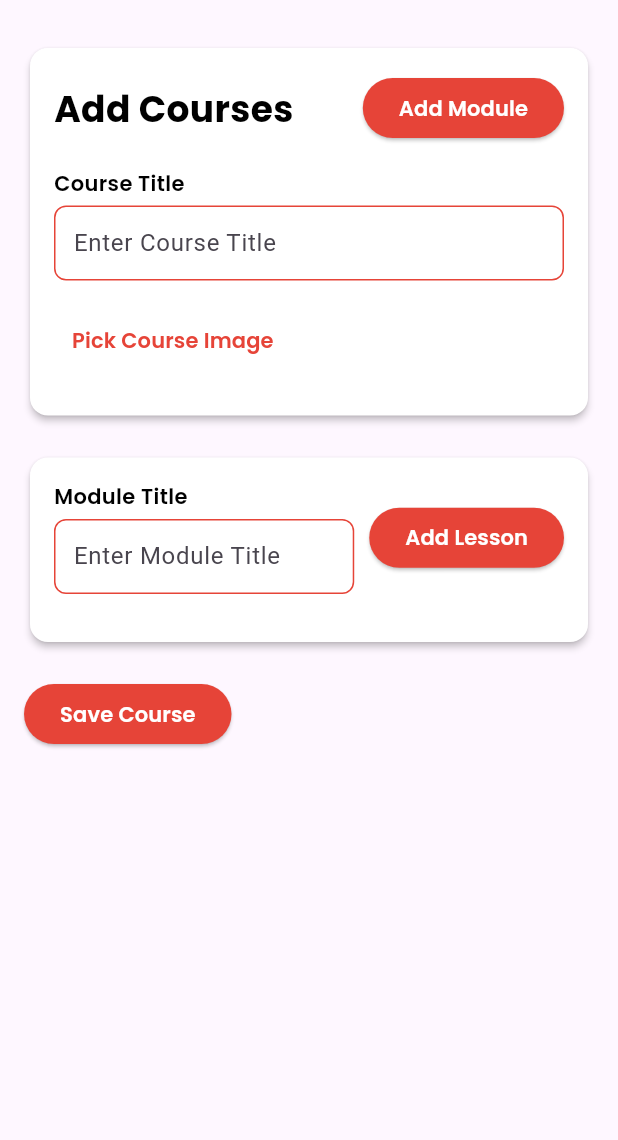
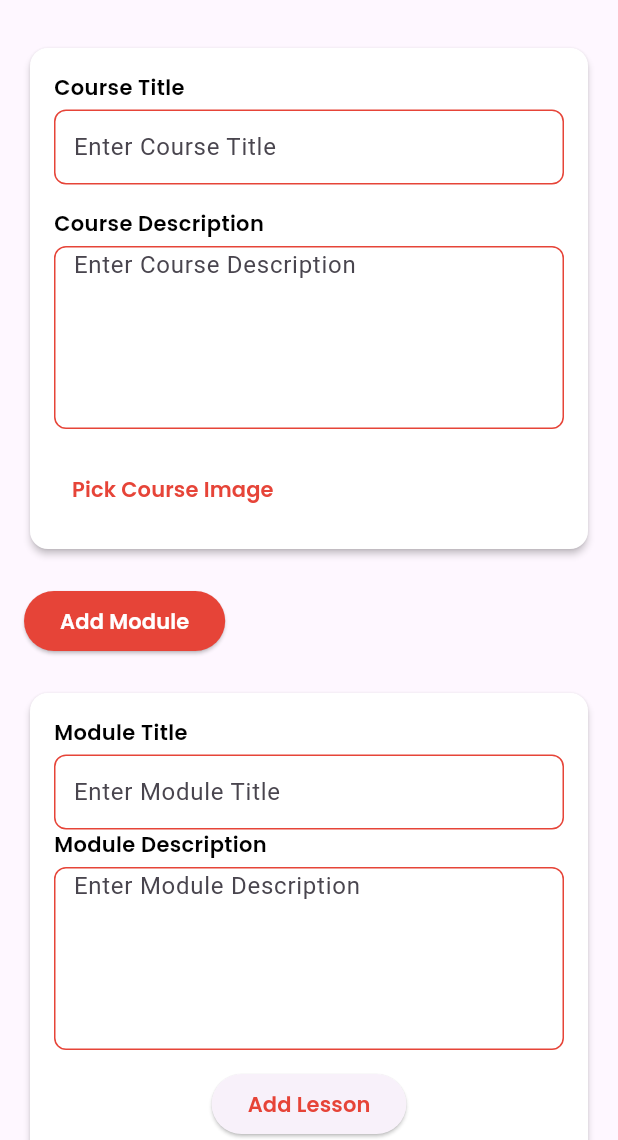
Before and after one commit to ba138/student_managment_system, a Flutter app: the AddCourseDialog screen opened directly, after a tap on "Add Module", on a phone screen of 412 x 824 dp, the part 96-1236 px from its top. Run offline on Flutter 3.47's test engine with Material 3 defaults, Android fonts, the phone set to English and light mode, and no system bars; our stand-ins replace cloud_firestore, file_picker, firebase_core, firebase_storage, get, google_fonts; missing offline and left inert: dart:html; accounts and stored records are empty.

Commit message:
changes to add image and course description to firebase

```diff
--- a/lib/Controllers/course_controller.dart
+++ b/lib/Controllers/course_controller.dart
@@ -15,6 +15,8 @@ class CourseController {
       // Add the course data to the "Courses" collection
       await _firestore.collection("Courses").doc(courseId).set({
         "courseName": course.courseTitle,
+        "courseImage": course.imageUrl,
+        "courseDescription": course.courseDescription,
         "courseId": courseId, // Store the unique course ID
       });
 
--- a/lib/Model/course_model.dart
+++ b/lib/Model/course_model.dart
@@ -1,12 +1,15 @@
 class Courses {
   final String courseTitle;
   final List<ModuleModel> modules;
-  final String? imageUrl; // Optional field for the course image URL
+  final String imageUrl;
+  final String courseDescription;
+  // Optional field for the course image URL
 
   Courses({
     required this.courseTitle,
     required this.modules,
-    this.imageUrl, // Default to null if no image is provided
+    required this.imageUrl,
+    required this.courseDescription, // Default to null if no image is provided
   });
 
   Map<String, dynamic> toMap() {
@@ -20,16 +23,19 @@ class Courses {
 
 class ModuleModel {
   final String moduleTitle;
+  final String description; // Required description field for the module
   final List<LessonModel> lessons;
 
   ModuleModel({
     required this.moduleTitle,
+    required this.description, // Now required
     required this.lessons,
   });
 
   Map<String, dynamic> toMap() {
     return {
       "moduleTitle": moduleTitle,
+      "description": description, // Add description to the map
       "lessons": lessons.map((lesson) => lesson.toMap()).toList(),
     };
   }
--- a/lib/Utills/add_course_dialog.dart
+++ b/lib/Utills/add_course_dialog.dart
@@ -1,11 +1,13 @@
+import 'dart:typed_data';
 import 'package:file_picker/file_picker.dart';
 import 'package:flutter/foundation.dart';
 import 'package:flutter/material.dart';
 import 'package:get/get.dart';
 import 'package:google_fonts/google_fonts.dart';
-import 'package:student_managment_system/Utills/colors.dart';
+import 'package:firebase_storage/firebase_storage.dart';
 import '../Controllers/course_controller.dart';
 import '../Model/course_model.dart';
+import '../Utills/colors.dart';
 import 'header.dart';
 import 'responsive.dart';
 import 'side_menu.dart';
@@ -19,19 +21,22 @@ class AddCourseDialog extends StatefulWidget {
 
 class _AddCourseDialogState extends State<AddCourseDialog> {
   TextEditingController courseController = TextEditingController();
+  TextEditingController courseDescriptionController =
+      TextEditingController(); // New course description
   RxBool isLoading = false.obs;
 
-  // List of modules with lessons
   List<Map<String, dynamic>> modules = [];
 
-  Uint8List? imageBytes; // For holding the image data
-  String? fileName; // For holding the image file name
+  Uint8List? imageBytes;
+  String? fileName;
+  String? imageUrl; // Store Firebase image URL
 
   void _addModule() {
     setState(() {
       modules.add({
-        "moduleTitle": TextEditingController(), // Controller for module title
-        "lessons": [], // List of lessons in the module
+        "moduleTitle": TextEditingController(),
+        "moduleDescription": TextEditingController(),
+        "lessons": [],
       });
     });
   }
@@ -39,33 +44,39 @@ class _AddCourseDialogState extends State<AddCourseDialog> {
   void _addLesson(int moduleIndex) {
     setState(() {
       modules[moduleIndex]["lessons"].add({
-        "lessonTitle": TextEditingController(), // Controller for lesson title
-        "lessonDescription": TextEditingController(), // Lesson description
+        "lessonTitle": TextEditingController(),
+        "lessonDescription": TextEditingController(),
       });
     });
   }
 
   Future<void> _pickImage() async {
     try {
-      final result = await FilePicker.platform.pickFiles(
-        type: FileType.image,
-      );
+      final result = await FilePicker.platform.pickFiles(type: FileType.image);
 
       if (result != null) {
         setState(() {
           fileName = result.files.single.name;
-
-          if (kIsWeb) {
-            // For web, use bytes
-            imageBytes = result.files.single.bytes;
-          } else {
-            // For other platforms, use path (if needed)
-            // String? filePath = result.files.single.path;
-          }
+          imageBytes = kIsWeb ? result.files.single.bytes : null;
         });
       }
     } catch (e) {
       debugPrint('Error picking image: $e');
+    }
+  }
+
+  Future<String?> _uploadImageToFirebase() async {
+    if (imageBytes == null) return null;
+
+    try {
+      final ref = FirebaseStorage.instance.ref('courses/$fileName');
+      final uploadTask = ref.putData(imageBytes!);
+      final snapshot = await uploadTask.whenComplete(() => null);
+      return await snapshot.ref.getDownloadURL();
+    } catch (e) {
+      debugPrint("Error uploading image: $e");
+      Get.snackbar("Error", "Failed to upload image: $e");
+      return null;
     }
   }
 
@@ -88,9 +99,7 @@ class _AddCourseDialogState extends State<AddCourseDialog> {
         Container(
           decoration: BoxDecoration(
             borderRadius: BorderRadius.circular(8),
-            border: Border.all(
-              color: AppColors.primaryColor,
-            ),
+            border: Border.all(color: AppColors.primaryColor),
           ),
           child: TextField(
             maxLines: maxLines,
@@ -107,14 +116,17 @@ class _AddCourseDialogState extends State<AddCourseDialog> {
   }
 
   Future<void> _saveCourse() async {
-    if (courseController.text.isEmpty) {
-      Get.snackbar("Error", "Course title cannot be empty");
+    if (courseController.text.isEmpty ||
+        courseDescriptionController.text.isEmpty) {
+      Get.snackbar("Error", "Course title and description cannot be empty");
       return;
     }
 
     isLoading.value = true;
 
     try {
+      imageUrl = await _uploadImageToFirebase();
+
       List<ModuleModel> moduleList = [];
       for (var module in modules) {
         List<LessonModel> lessonList = [];
@@ -129,6 +141,7 @@ class _AddCourseDialogState extends State<AddCourseDialog> {
         moduleList.add(
           ModuleModel(
             moduleTitle: module["moduleTitle"].text,
+            description: module["moduleDescription"].text,
             lessons: lessonList,
           ),
         );
@@ -136,6 +149,8 @@ class _AddCourseDialogState extends State<AddCourseDialog> {
 
       Courses course = Courses(
         courseTitle: courseController.text,
+        courseDescription: courseDescriptionController.text,
+        imageUrl: imageUrl ?? "",
         modules: moduleList,
       );
 
@@ -146,7 +161,8 @@ class _AddCourseDialogState extends State<AddCourseDialog> {
       setState(() {
         modules.clear();
         courseController.clear();
-        imageBytes = null; // Reset image
+        courseDescriptionController.clear();
+        imageBytes = null;
         fileName = null;
       });
     } catch (e) {
@@ -162,20 +178,13 @@ class _AddCourseDialogState extends State<AddCourseDialog> {
       body: SafeArea(
         child: Column(
           children: [
-            SizedBox(
-              height: 64,
-              child: Header(fct: () {}),
-            ),
+            SizedBox(height: 64, child: Header(fct: () {})),
             const SizedBox(height: 12),
             Expanded(
               child: Row(
                 crossAxisAlignment: CrossAxisAlignment.start,
                 children: [
-                  if (Responsive.isDesktop(context))
-                    const SizedBox(
-                      width: 250,
-                      child: SideMenu(),
-                    ),
+                  if (Responsive.isDesktop(context)) const SideMenu(),
                   Expanded(
                     child: SingleChildScrollView(
                       padding: const EdgeInsets.all(16),
@@ -190,38 +199,15 @@ class _AddCourseDialogState extends State<AddCourseDialog> {
                               child: Column(
                                 crossAxisAlignment: CrossAxisAlignment.start,
                                 children: [
-                                  Row(
-                                    mainAxisAlignment:
-                                        MainAxisAlignment.spaceBetween,
-                                    children: [
-                                      Text(
-                                        "Add Courses",
-                                        style: GoogleFonts.poppins(
-                                          fontSize: 24,
-                                          fontWeight: FontWeight.bold,
-                                          color: AppColors.blackColor,
-                                        ),
-                                      ),
-                                      ElevatedButton(
-                                        onPressed: _addModule,
-                                        style: ElevatedButton.styleFrom(
-                                          backgroundColor:
-                                              AppColors.primaryColor,
-                                        ),
-                                        child: Text(
-                                          "Add Module",
-                                          style: GoogleFonts.poppins(
-                                            color: AppColors.secondryColor,
-                                            fontWeight: FontWeight.w600,
-                                          ),
-                                        ),
-                                      ),
-                                    ],
-                                  ),
-                                  const SizedBox(height: 16),
                                   _buildTextInput(
                                       "Course Title", "Enter Course Title",
                                       controller: courseController),
+                                  const SizedBox(height: 16),
+                                  _buildTextInput(
+                                      maxLines: 5,
+                                      "Course Description",
+                                      "Enter Course Description",
+                                      controller: courseDescriptionController),
                                   const SizedBox(height: 16),
                                   TextButton(
                                     onPressed: _pickImage,
@@ -233,14 +219,26 @@ class _AddCourseDialogState extends State<AddCourseDialog> {
                                       ),
                                     ),
                                   ),
-                                  const SizedBox(height: 10),
                                   if (imageBytes != null)
-                                    Image.memory(
-                                      imageBytes!,
-                                      height: 200,
-                                    ),
+                                    Image.memory(imageBytes!, height: 200),
                                   if (fileName != null) Text("File: $fileName"),
                                 ],
+                              ),
+                            ),
+                          ),
+                          const SizedBox(height: 20),
+                          ElevatedButton(
+                            onPressed: _addModule,
+                            style: ElevatedButton.styleFrom(
+                              backgroundColor: AppColors.primaryColor,
+                            ),
+                            child: Text(
+                              "Add Module",
+                              style: GoogleFonts.poppins(
+                                textStyle: TextStyle(
+                                  fontWeight: FontWeight.w600,
+                                  color: AppColors.secondryColor,
+                                ),
                               ),
                             ),
                           ),
@@ -252,38 +250,19 @@ class _AddCourseDialogState extends State<AddCourseDialog> {
                               child: Padding(
                                 padding: const EdgeInsets.all(16.0),
                                 child: Column(
-                                  crossAxisAlignment: CrossAxisAlignment.start,
                                   children: [
-                                    Row(
-                                      mainAxisAlignment:
-                                          MainAxisAlignment.spaceBetween,
-                                      children: [
-                                        Expanded(
-                                          child: _buildTextInput(
-                                            "Module Title",
-                                            "Enter Module Title",
-                                            controller: modules[i]
-                                                ["moduleTitle"],
-                                          ),
-                                        ),
-                                        const SizedBox(width: 10),
-                                        ElevatedButton(
-                                          onPressed: () => _addLesson(i),
-                                          style: ElevatedButton.styleFrom(
-                                            backgroundColor:
-                                                AppColors.primaryColor,
-                                          ),
-                                          child: Text(
-                                            "Add Lesson",
-                                            style: GoogleFonts.poppins(
-                                              color: AppColors.secondryColor,
-                                              fontWeight: FontWeight.w600,
-                                            ),
-                                          ),
-                                        ),
-                                      ],
+                                    _buildTextInput(
+                                      "Module Title",
+                                      "Enter Module Title",
+                                      controller: modules[i]["moduleTitle"],
                                     ),
-                                    const SizedBox(height: 16),
+                                    _buildTextInput(
+                                      maxLines: 5,
+                                      "Module Description",
+                                      "Enter Module Description",
+                                      controller: modules[i]
+                                          ["moduleDescription"],
+                                    ),
                                     for (int j = 0;
                                         j < modules[i]["lessons"].length;
                                         j++)
@@ -291,10 +270,8 @@ class _AddCourseDialogState extends State<AddCourseDialog> {
                                         color: AppColors.secondryColor,
                                         elevation: 2,
                                         child: Padding(
-                                          padding: const EdgeInsets.all(12.0),
+                                          padding: const EdgeInsets.all(8.0),
                                           child: Column(
-                                            crossAxisAlignment:
-                                                CrossAxisAlignment.start,
                                             children: [
                                               _buildTextInput(
                                                 "Lesson Title",
@@ -303,19 +280,31 @@ class _AddCourseDialogState extends State<AddCourseDialog> {
                                                         ["lessons"][j]
                                                     ["lessonTitle"],
                                               ),
-                                              const SizedBox(height: 10),
                                               _buildTextInput(
+                                                maxLines: 5,
                                                 "Lesson Description",
                                                 "Enter Lesson Description",
                                                 controller: modules[i]
                                                         ["lessons"][j]
                                                     ["lessonDescription"],
-                                                maxLines: 5,
                                               ),
                                             ],
                                           ),
                                         ),
                                       ),
+                                    const SizedBox(
+                                      height: 12,
+                                    ),
+                                    ElevatedButton(
+                                      onPressed: () => _addLesson(i),
+                                      child: Text(
+                                        "Add Lesson",
+                                        style: GoogleFonts.poppins(
+                                          fontWeight: FontWeight.w600,
+                                          color: AppColors.primaryColor,
+                                        ),
+                                      ),
+                                    ),
                                   ],
                                 ),
                               ),
@@ -324,18 +313,10 @@ class _AddCourseDialogState extends State<AddCourseDialog> {
                           Obx(
                             () => ElevatedButton(
                               onPressed: isLoading.value ? null : _saveCourse,
-                              style: ElevatedButton.styleFrom(
-                                backgroundColor: AppColors.primaryColor,
-                              ),
                               child: isLoading.value
-                                  ? const CircularProgressIndicator()
-                                  : Text(
-                                      "Save Course",
-                                      style: GoogleFonts.poppins(
-                                        color: AppColors.secondryColor,
-                                        fontWeight: FontWeight.w600,
-                                      ),
-                                    ),
+                                  ? const Center(
+                                      child: CircularProgressIndicator())
+                                  : const Text("Save Course"),
                             ),
                           ),
                         ],
```
Also changed, not shown: lib/Utills/course_field.dart (added, +52 -0 lines).
